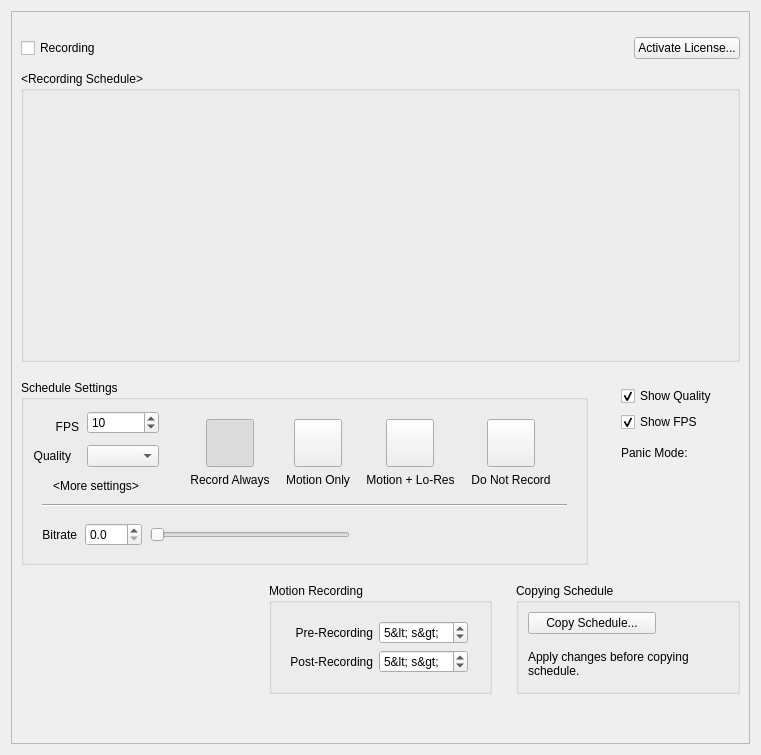
This is client/nx_client_desktop/src/ui/widgets/properties/camera_schedule_widget.ui in networkoptix/nx_open as Qt 5 draws it before an edit. The edited form follows.
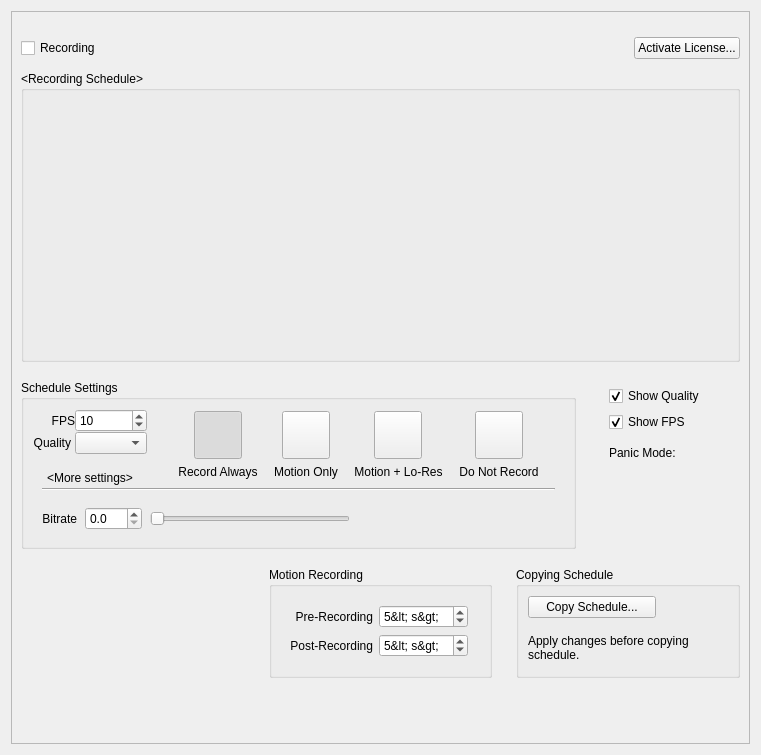
This is the edited form. Custom widgets are drawn as their Qt base class.

What changed in the file:
```diff
--- a/client/nx_client_desktop/src/ui/widgets/properties/camera_schedule_widget.ui
+++ b/client/nx_client_desktop/src/ui/widgets/properties/camera_schedule_widget.ui
@@ -27,8 +27,8 @@
        <rect>
         <x>0</x>
         <y>0</y>
-        <width>741</width>
-        <height>735</height>
+        <width>727</width>
+        <height>737</height>
        </rect>
       </property>
       <layout class="QVBoxLayout" name="verticalLayout_7" stretch="0,0,0,0,0,0,1">
@@ -531,12 +531,6 @@
             </item>
             <item row="0" column="0">
              <layout class="QGridLayout" name="gridLayout_3" columnstretch="0,0,1">
-              <property name="bottomMargin">
-               <number>8</number>
-              </property>
-              <property name="spacing">
-               <number>8</number>
-              </property>
               <item row="0" column="2">
                <widget class="QSpinBox" name="fpsSpinBox">
                 <property name="minimum">
@@ -552,6 +546,9 @@
               </item>
               <item row="1" column="0" colspan="2">
                <layout class="QHBoxLayout" name="qualityLabelLayout" stretch="1,1,0">
+                <property name="spacing">
+                 <number>4</number>
+                </property>
                 <item>
                  <spacer name="horizontalSpacer_3">
                   <property name="orientation">
@@ -560,7 +557,7 @@
                   <property name="sizeHint" stdset="0">
                    <size>
                     <width>0</width>
-                    <height>20</height>
+                    <height>0</height>
                    </size>
                   </property>
                  </spacer>
@@ -568,7 +565,7 @@
                 <item>
                  <widget class="QLabel" name="qualityLabel">
                   <property name="sizePolicy">
-                   <sizepolicy hsizetype="Minimum" vsizetype="Fixed">
+                   <sizepolicy hsizetype="Preferred" vsizetype="Fixed">
                     <horstretch>0</horstretch>
                     <verstretch>0</verstretch>
                    </sizepolicy>
@@ -651,13 +648,7 @@
                </spacer>
               </item>
               <item row="0" column="0" colspan="2">
-               <layout class="QHBoxLayout" name="fpsHorizontalLayout" stretch="0,0">
-                <property name="spacing">
-                 <number>2</number>
-                </property>
-                <property name="topMargin">
-                 <number>8</number>
-                </property>
+               <layout class="QHBoxLayout" name="fpsHorizontalLayout" stretch="1,0">
                 <item>
                  <spacer name="horizontalSpacer_4">
                   <property name="orientation">
@@ -666,7 +657,7 @@
                   <property name="sizeHint" stdset="0">
                    <size>
                     <width>0</width>
-                    <height>20</height>
+                    <height>0</height>
                    </size>
                   </property>
                  </spacer>
```
